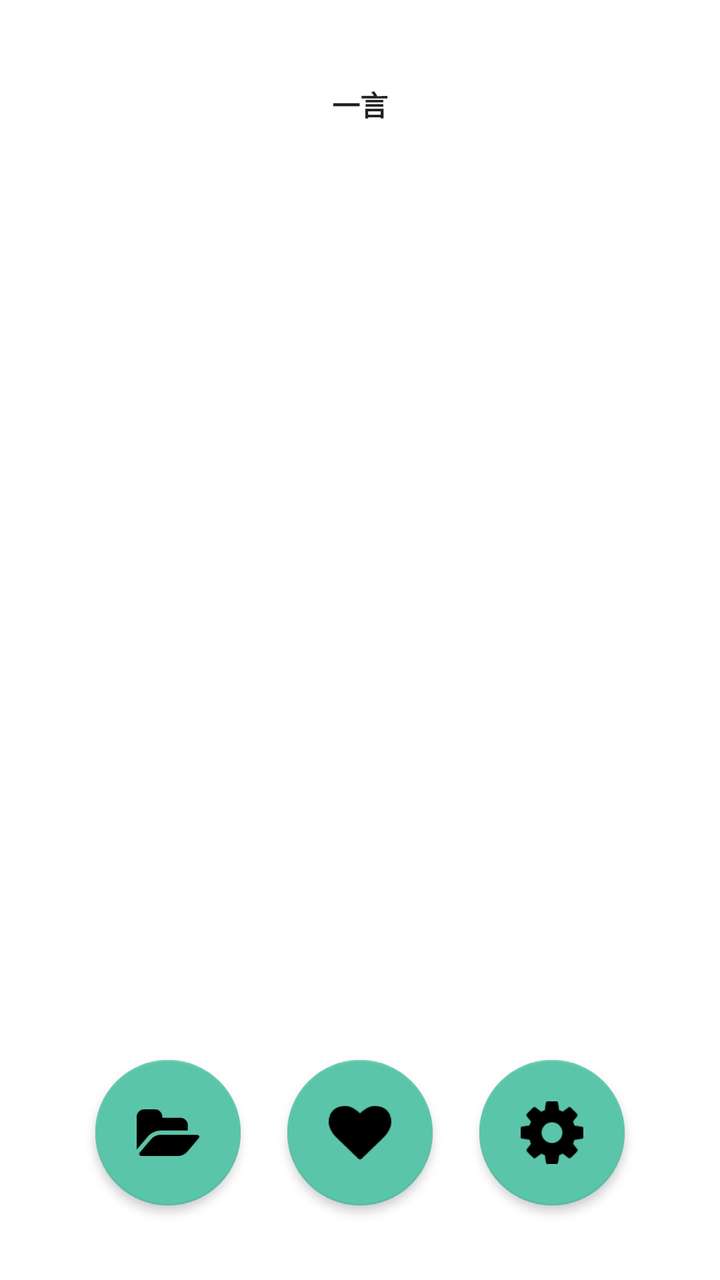
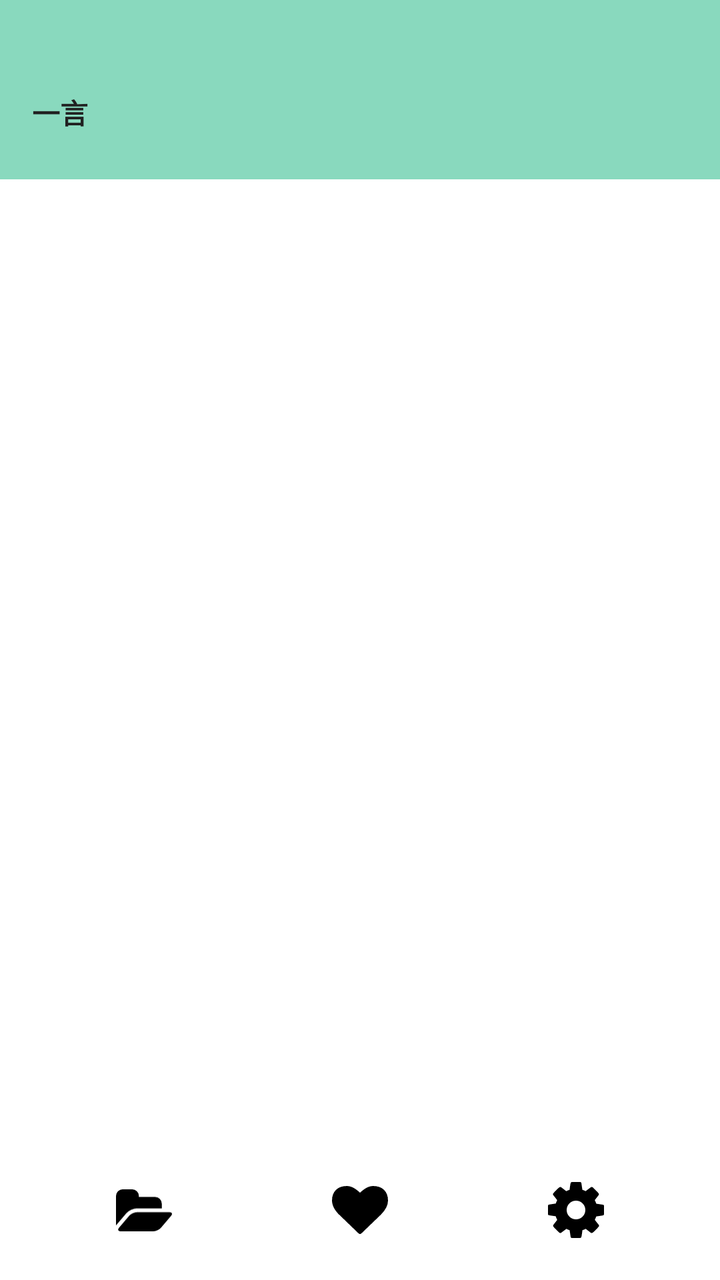

Compare the two renders of this Android layout. The source of the first and the diff that turns it into the second are given below.
<!-- AndroidManifest.xml: application theme Theme.Hitokoto -->
<!-- res/layout/activity_main.xml -->
<?xml version="1.0" encoding="utf-8"?>
<androidx.constraintlayout.widget.ConstraintLayout xmlns:android="http://schemas.android.com/apk/res/android"
    xmlns:app="http://schemas.android.com/apk/res-auto"
    android:layout_width="match_parent"
    android:layout_height="match_parent"
    android:fitsSystemWindows="false"
    android:background="@color/background"
    android:alpha="1">

    

    <androidx.constraintlayout.widget.Guideline
        android:id="@+id/guideline_10_percent"
        android:layout_width="wrap_content"
        android:layout_height="wrap_content"
        android:orientation="horizontal"
        app:layout_constraintGuide_percent="0.04"
        app:layout_constraintTop_toTopOf="parent" />
    
    <TextView
        android:id="@+id/titleTextView"
        android:layout_width="wrap_content"
        android:layout_height="wrap_content"
        android:text="一言"
        android:fontFamily="@font/hrd"
        app:layout_constraintTop_toTopOf="@id/guideline_10_percent"
        android:textStyle="bold"
        android:background="@null"
        android:textColor="@color/setting_title"

        app:layout_constraintStart_toStartOf="parent"
        app:layout_constraintEnd_toEndOf="parent"
        android:padding="16dp"/>

    <androidx.constraintlayout.widget.Guideline
        android:id="@+id/guideline_30_percent"
        android:layout_width="wrap_content"
        android:layout_height="wrap_content"
        android:orientation="horizontal"
        app:layout_constraintGuide_percent="0.14" />

    <androidx.recyclerview.widget.RecyclerView
        android:id="@+id/recyclerView"
        android:layout_width="match_parent"
        android:layout_height="0dp"
        android:clipToPadding="false"
        android:overScrollMode="never"
        android:paddingStart="32dp"
        android:paddingEnd="32dp"
        app:layout_constraintTop_toTopOf="@+id/guideline_30_percent"
        app:layout_constraintBottom_toTopOf="@+id/guideline_90_percent" />

    <androidx.constraintlayout.widget.Guideline
        android:id="@+id/guideline_90_percent"
        android:layout_width="wrap_content"
        android:layout_height="wrap_content"
        android:orientation="horizontal"
        app:layout_constraintGuide_percent="0.77"
        app:layout_constraintTop_toTopOf="parent" />

    <LinearLayout
        android:id="@+id/buttonBar"
        android:layout_width="match_parent"
        android:layout_height="wrap_content"
        android:gravity="center"
        android:orientation="horizontal"
        app:layout_constraintBottom_toBottomOf="parent"
        app:layout_constraintEnd_toEndOf="parent"
        app:layout_constraintStart_toStartOf="parent"
        app:layout_constraintTop_toBottomOf="@+id/recyclerView">

        <com.google.android.material.floatingactionbutton.FloatingActionButton
            android:id="@+id/btnAction1"
            android:layout_width="108dp"
            android:layout_height="match_parent"
            android:paddingBottom="20dp"
            app:elevation="3dp"
            android:layout_margin="20dp"
            android:contentDescription="操作1"
            android:elevation="3dp"
            android:scaleX="1.3"
            android:scaleY="1.3"
            android:src="@drawable/ic_save"
            app:backgroundTint="@color/button_cbg" />

        <com.google.android.material.floatingactionbutton.FloatingActionButton
            android:id="@+id/btnAction2"
            android:layout_width="match_parent"
            android:layout_height="match_parent"
            android:paddingBottom="20dp"
            android:layout_margin="20dp"
            android:contentDescription="操作2"
            android:elevation="3dp"
            app:elevation="3dp"
            android:scaleX="1.3"
            android:scaleY="1.3"
            android:src="@drawable/ic_favico"
            app:backgroundTint="@color/button_cbg" />

        <com.google.android.material.floatingactionbutton.FloatingActionButton
            android:id="@+id/btnAction3"
            android:layout_width="86dp"
            android:layout_height="match_parent"
            android:paddingBottom="20dp"
            android:layout_margin="20dp"
            android:contentDescription="操作3"
            android:elevation="3dp"
            app:elevation="3dp"
            android:scaleX="1.3"
            android:scaleY="1.3"
            android:src="@drawable/ic_settings"
            app:backgroundTint="@color/button_cbg" />

    </LinearLayout>

    <FrameLayout
        android:id="@+id/fragment_container"
        android:layout_width="0dp"
        android:layout_height="0dp"
        android:background="@android:color/transparent"
        android:visibility="gone"
        app:layout_constraintTop_toTopOf="parent"
        app:layout_constraintBottom_toBottomOf="parent"
        app:layout_constraintStart_toStartOf="parent"
        app:layout_constraintEnd_toEndOf="parent"/>

</androidx.constraintlayout.widget.ConstraintLayout>
<!-- resources referenced by this layout -->
<resources>
  <color name="background">#FFFFFFFF</color>
  <color name="button_cbg">#5BC5AA</color>
  <color name="setting_title">#212121</color>
  <!-- drawable ic_favico (drawable) -->
  <vector xmlns:android="http://schemas.android.com/apk/res/android" android:autoMirrored="true" android:height="1536dp" android:viewportHeight="1536" android:viewportWidth="1792" android:width="1792dp">
  
      <path android:fillColor="#FF000000" android:pathData="M940,1518Q922,1536 896,1536Q870,1536 852,1518L228,916Q218,908 200.5,890Q183,872 145,824.5Q107,777 77,727Q47,677 23.5,606Q0,535 0,468Q0,248 127,124Q254,0 478,0Q540,0 604.5,21.5Q669,43 724.5,79.5Q780,116 820,148Q860,180 896,216Q932,180 972,148Q1012,116 1067.5,79.5Q1123,43 1187.5,21.5Q1252,0 1314,0Q1538,0 1665,124Q1792,248 1792,468Q1792,689 1563,918L940,1518Z"/>
  
  </vector>
  <!-- drawable ic_save (drawable) -->
  <vector xmlns:android="http://schemas.android.com/apk/res/android" android:autoMirrored="true" android:height="1408dp" android:viewportHeight="1408" android:viewportWidth="1879" android:width="1879dp">
        
      <path android:fillColor="#FF000000" android:pathData="M1879,824Q1879,855 1848,890L1512,1286Q1469,1337 1391.5,1372.5Q1314,1408 1248,1408L160,1408Q126,1408 99.5,1395Q73,1382 73,1352Q73,1321 104,1286L440,890Q483,839 560.5,803.5Q638,768 704,768L1792,768Q1826,768 1852.5,781Q1879,794 1879,824ZM1536,480L1536,640L704,640Q610,640 507,687.5Q404,735 343,807L6,1203L1,1209Q1,1205 0.5,1196.5Q0,1188 0,1184L0,224Q0,132 66,66Q132,0 224,0L544,0Q636,0 702,66Q768,132 768,224L768,256L1312,256Q1404,256 1470,322Q1536,388 1536,480Z"/>
      
  </vector>
  <style name="Theme.Hitokoto" parent="Theme.MaterialComponents.DayNight.NoActionBar">
          
          <item name="colorPrimary">@color/purple_500</item>
          <item name="colorPrimaryVariant">@color/purple_700</item>
          <item name="colorOnPrimary">@color/white</item>
          
          <item name="colorSecondary">@color/teal_200</item>
          <item name="colorSecondaryVariant">@color/teal_700</item>
          <item name="colorOnSecondary">@color/black</item>
          
          <item name="android:statusBarColor">@android:color/transparent</item>
          <item name="android:navigationBarColor">@android:color/transparent</item>
          <item name="android:windowTranslucentStatus">true</item>
          <item name="android:windowTranslucentNavigation">true</item>
          <item name="android:windowDrawsSystemBarBackgrounds">true</item>
      </style>
  <color name="purple_500">#50A48A</color>
  <color name="purple_700">#1B7E59</color>
  <color name="white">#FFFFFFFF</color>
  <color name="teal_200">#94C8BD</color>
  <color name="teal_700">#FF018786</color>
  <color name="black">#FF000000</color>
  <!-- unchanged entries left out for length: 1 -->
</resources>

<!-- the commit's change to res/layout/activity_main.xml (unified diff, before → after) -->
@@ -4,50 +4,73 @@
     android:layout_width="match_parent"
     android:layout_height="match_parent"
     android:fitsSystemWindows="false"
+
     android:background="@color/background"
     android:alpha="1">
 
-    
 
+        
+        <androidx.constraintlayout.widget.Guideline
+            android:id="@+id/guideline_0_percent"
+            android:layout_width="wrap_content"
+            android:layout_height="wrap_content"
+            android:orientation="horizontal"
+            app:layout_constraintGuide_percent="0.0" />
+
+        
+        <androidx.constraintlayout.widget.Guideline
+            android:id="@+id/guideline_4_percent"
+            android:layout_width="wrap_content"
+            android:layout_height="wrap_content"
+            android:orientation="horizontal"
+            app:layout_constraintGuide_percent="0.04" />
+
+        
     <androidx.constraintlayout.widget.Guideline
-        android:id="@+id/guideline_10_percent"
-        android:layout_width="wrap_content"
-        android:layout_height="wrap_content"
-        android:orientation="horizontal"
-        app:layout_constraintGuide_percent="0.04"
-        app:layout_constraintTop_toTopOf="parent" />
-    
-    <TextView
-        android:id="@+id/titleTextView"
-        android:layout_width="wrap_content"
-        android:layout_height="wrap_content"
-        android:text="一言"
-        android:fontFamily="@font/hrd"
-        app:layout_constraintTop_toTopOf="@id/guideline_10_percent"
-        android:textStyle="bold"
-        android:background="@null"
-        android:textColor="@color/setting_title"
-
-        app:layout_constraintStart_toStartOf="parent"
-        app:layout_constraintEnd_toEndOf="parent"
-        android:padding="16dp"/>
-
-    <androidx.constraintlayout.widget.Guideline
-        android:id="@+id/guideline_30_percent"
+        android:id="@+id/guideline_11_percent"
         android:layout_width="wrap_content"
         android:layout_height="wrap_content"
         android:orientation="horizontal"
         app:layout_constraintGuide_percent="0.14" />
 
+        
+        <View
+            android:id="@+id/titleBackground"
+            android:layout_width="0dp"
+            android:layout_height="0dp"
+            android:background="@color/setting_title_bg"
+            app:layout_constraintTop_toTopOf="@id/guideline_0_percent"
+            app:layout_constraintBottom_toTopOf="@id/guideline_11_percent"
+            app:layout_constraintStart_toStartOf="parent"
+            app:layout_constraintEnd_toEndOf="parent" />
+
+        
+        <TextView
+            android:id="@+id/titleTextView"
+            android:layout_width="match_parent"
+            android:layout_height="wrap_content"
+            android:text="一言"
+            android:layout_marginVertical="4dp"
+            android:textAlignment="textStart"
+            android:fontFamily="@font/hrd"
+            android:textStyle="bold"
+            android:textColor="@color/setting_title"
+            android:padding="16dp"
+            app:layout_constraintTop_toTopOf="@id/guideline_4_percent"
+            app:layout_constraintStart_toStartOf="parent"
+            app:layout_constraintEnd_toEndOf="parent" />
+
+
     <androidx.recyclerview.widget.RecyclerView
         android:id="@+id/recyclerView"
+        android:paddingVertical="20dp"
         android:layout_width="match_parent"
         android:layout_height="0dp"
         android:clipToPadding="false"
         android:overScrollMode="never"
         android:paddingStart="32dp"
         android:paddingEnd="32dp"
-        app:layout_constraintTop_toTopOf="@+id/guideline_30_percent"
+        app:layout_constraintTop_toTopOf="@+id/guideline_11_percent"
         app:layout_constraintBottom_toTopOf="@+id/guideline_90_percent" />
 
     <androidx.constraintlayout.widget.Guideline
@@ -55,7 +78,7 @@
         android:layout_width="wrap_content"
         android:layout_height="wrap_content"
         android:orientation="horizontal"
-        app:layout_constraintGuide_percent="0.77"
+        app:layout_constraintGuide_percent="0.89"
         app:layout_constraintTop_toTopOf="parent" />
 
     <LinearLayout
@@ -69,48 +92,40 @@
         app:layout_constraintStart_toStartOf="parent"
         app:layout_constraintTop_toBottomOf="@+id/recyclerView">
 
-        <com.google.android.material.floatingactionbutton.FloatingActionButton
+        <ImageView
             android:id="@+id/btnAction1"
-            android:layout_width="108dp"
-            android:layout_height="match_parent"
-            android:paddingBottom="20dp"
-            app:elevation="3dp"
-            android:layout_margin="20dp"
+            android:layout_width="28dp"
+            android:layout_height="28dp"
+            android:layout_margin="40dp"
+            android:src="@drawable/ic_save"
+
+            app:tint="@color/iconTint"
             android:contentDescription="操作1"
-            android:elevation="3dp"
-            android:scaleX="1.3"
-            android:scaleY="1.3"
-            android:src="@drawable/ic_save"
-            app:backgroundTint="@color/button_cbg" />
+            android:background="@null"
+            android:scaleType="centerInside" />
 
-        <com.google.android.material.floatingactionbutton.FloatingActionButton
+        <ImageView
             android:id="@+id/btnAction2"
-            android:layout_width="match_parent"
-            android:layout_height="match_parent"
-            android:paddingBottom="20dp"
-            android:layout_margin="20dp"
+            android:layout_width="28dp"
+            android:layout_height="28dp"
+            android:layout_margin="40dp"
+            android:src="@drawable/ic_favico"
             android:contentDescription="操作2"
-            android:elevation="3dp"
-            app:elevation="3dp"
-            android:scaleX="1.3"
-            android:scaleY="1.3"
-            android:src="@drawable/ic_favico"
-            app:backgroundTint="@color/button_cbg" />
+            android:background="@null"
+            app:tint="@color/iconTint"
+            android:scaleType="centerInside" />
 
-        <com.google.android.material.floatingactionbutton.FloatingActionButton
+        <ImageView
             android:id="@+id/btnAction3"
-            android:layout_width="86dp"
-            android:layout_height="match_parent"
-            android:paddingBottom="20dp"
-            android:layout_margin="20dp"
+            android:layout_width="28dp"
+            android:layout_height="28dp"
+            android:layout_margin="40dp"
+
+            app:tint="@color/iconTint"
+            android:src="@drawable/ic_settings"
             android:contentDescription="操作3"
-            android:elevation="3dp"
-            app:elevation="3dp"
-            android:scaleX="1.3"
-            android:scaleY="1.3"
-            android:src="@drawable/ic_settings"
-            app:backgroundTint="@color/button_cbg" />
-
+            android:background="@null"
+            android:scaleType="centerInside" />
     </LinearLayout>
 
     <FrameLayout
<!-- resource entries referenced after the edit -->
@@ -1,8 +1,9 @@
 <!-- resources referenced by this layout -->
 <resources>
   <color name="background">#FFFFFFFF</color>
-  <color name="button_cbg">#5BC5AA</color>
+  <color name="iconTint">#000000</color>
   <color name="setting_title">#212121</color>
+  <color name="setting_title_bg">#AD52C8A0</color>
   <!-- drawable ic_favico (drawable) -->
   <vector xmlns:android="http://schemas.android.com/apk/res/android" android:autoMirrored="true" android:height="1536dp" android:viewportHeight="1536" android:viewportWidth="1792" android:width="1792dp">
   
